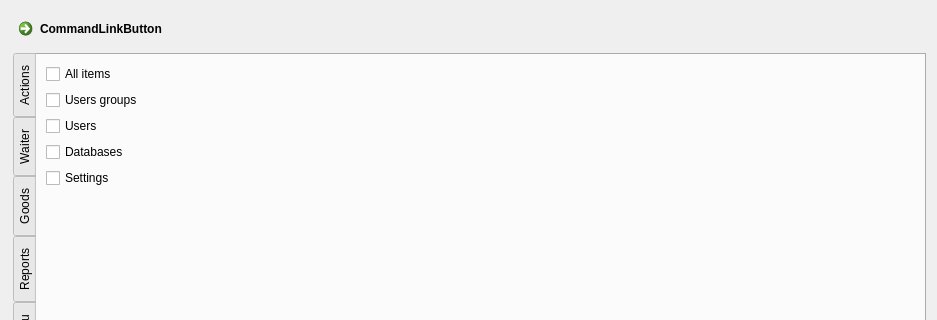
This is FrontDesk/c5grouppermissionseditor.ui in End1-1/Cafe5 as Qt 5 draws it before an edit; both pictures show x 0 to 937 and y 0 to 320 of the 937 by 704 pixel window. The edited form follows.
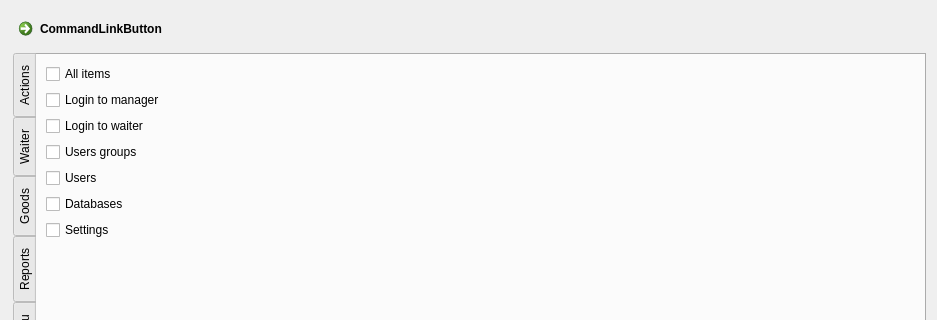
This is the edited form. The open tabs and pages were chosen to show the change. Custom widgets are drawn as their Qt base class.

```diff
--- a/FrontDesk/c5grouppermissionseditor.ui
+++ b/FrontDesk/c5grouppermissionseditor.ui
@@ -463,8 +463,38 @@
       <attribute name="title">
        <string>Preferences</string>
       </attribute>
-      <layout class="QGridLayout" name="gridLayout">
-       <item row="1" column="0">
+      <layout class="QVBoxLayout" name="verticalLayout_3">
+       <item>
+        <widget class="C5CheckBox" name="chPreferences">
+         <property name="text">
+          <string>All items</string>
+         </property>
+         <property name="Tag" stdset="0">
+          <number>100</number>
+         </property>
+        </widget>
+       </item>
+       <item>
+        <widget class="C5CheckBox" name="checkBox_35">
+         <property name="text">
+          <string>Login to manager</string>
+         </property>
+         <property name="Tag" stdset="0">
+          <number>105</number>
+         </property>
+        </widget>
+       </item>
+       <item>
+        <widget class="C5CheckBox" name="checkBox_36">
+         <property name="text">
+          <string>Login to waiter</string>
+         </property>
+         <property name="Tag" stdset="0">
+          <number>106</number>
+         </property>
+        </widget>
+       </item>
+       <item>
         <widget class="C5CheckBox" name="checkBox">
          <property name="text">
           <string>Users groups</string>
@@ -474,20 +504,7 @@
          </property>
         </widget>
        </item>
-       <item row="5" column="1">
-        <spacer name="verticalSpacer">
-         <property name="orientation">
-          <enum>Qt::Vertical</enum>
-         </property>
-         <property name="sizeHint" stdset="0">
-          <size>
-           <width>20</width>
-           <height>544</height>
-          </size>
-         </property>
-        </spacer>
-       </item>
-       <item row="2" column="0">
+       <item>
         <widget class="C5CheckBox" name="checkBox_2">
          <property name="text">
           <string>Users</string>
@@ -497,7 +514,7 @@
          </property>
         </widget>
        </item>
-       <item row="3" column="0">
+       <item>
         <widget class="C5CheckBox" name="checkBox_3">
          <property name="text">
           <string>Databases</string>
@@ -507,17 +524,7 @@
          </property>
         </widget>
        </item>
-       <item row="0" column="0">
-        <widget class="C5CheckBox" name="chPreferences">
-         <property name="text">
-          <string>All items</string>
-         </property>
-         <property name="Tag" stdset="0">
-          <number>100</number>
-         </property>
-        </widget>
-       </item>
-       <item row="4" column="0">
+       <item>
         <widget class="C5CheckBox" name="checkBox_8">
          <property name="text">
           <string>Settings</string>
@@ -527,6 +534,19 @@
          </property>
         </widget>
        </item>
+       <item>
+        <spacer name="verticalSpacer">
+         <property name="orientation">
+          <enum>Qt::Vertical</enum>
+         </property>
+         <property name="sizeHint" stdset="0">
+          <size>
+           <width>20</width>
+           <height>40</height>
+          </size>
+         </property>
+        </spacer>
+       </item>
       </layout>
      </widget>
     </widget>
```
Left out of the diff: 196 changed lines with no effect on the pictures.
